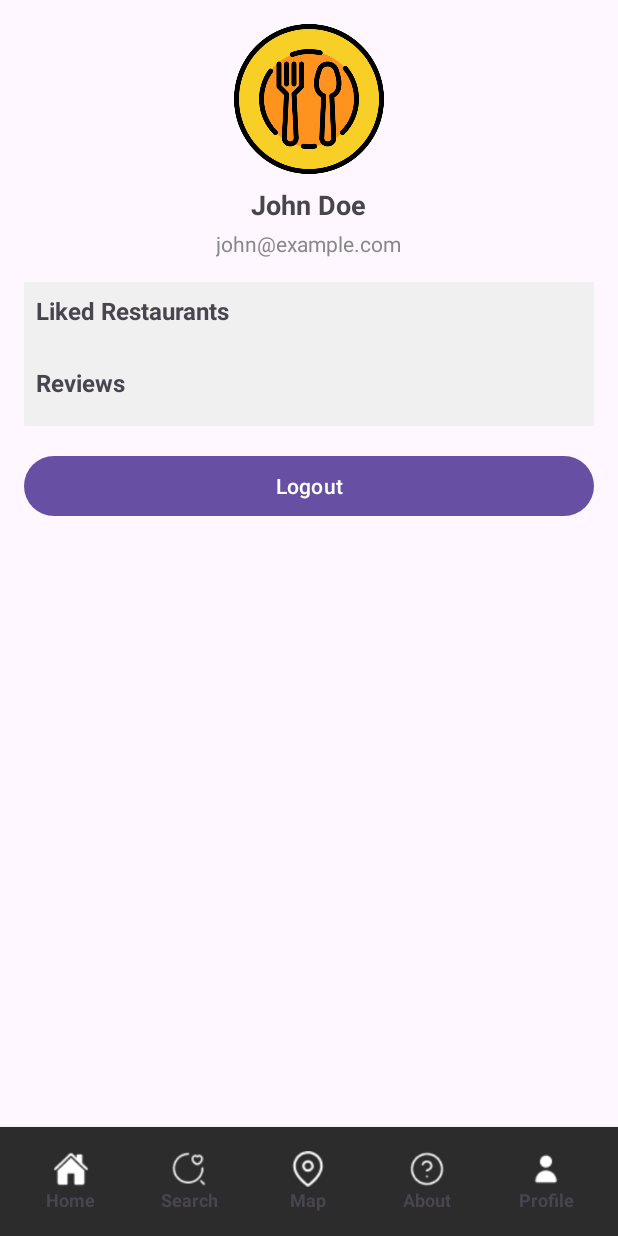
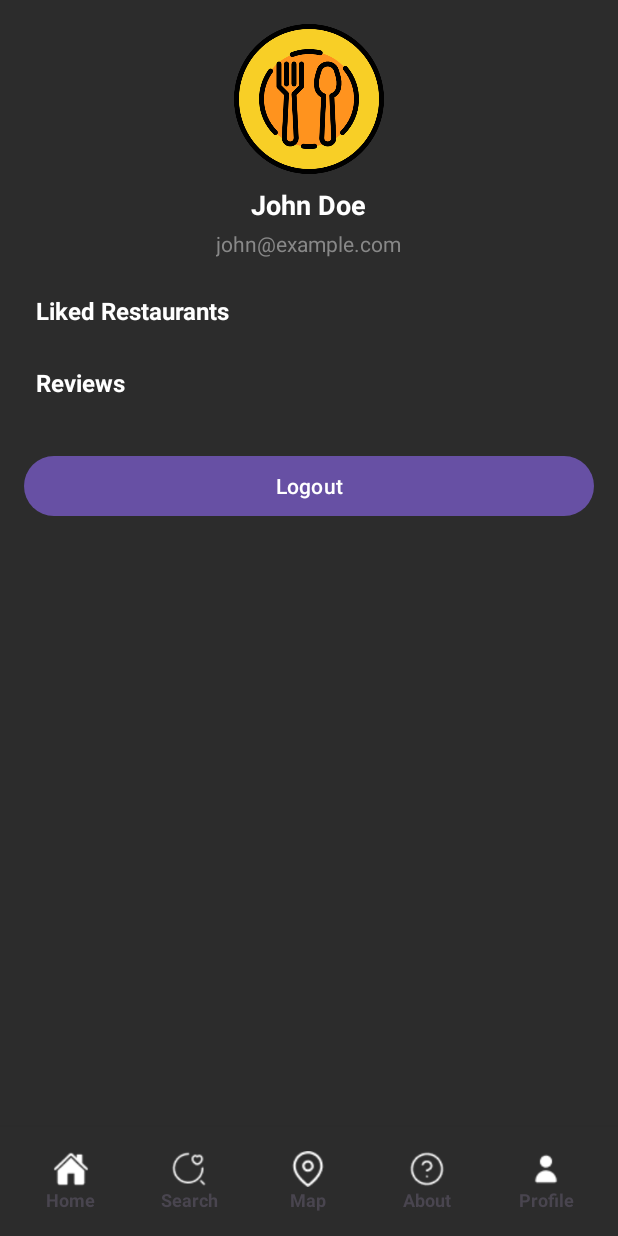
Before and after one commit to Mustafaban/COMP3074-Mobile-Dev-Project, an Android app: the ProfileActivity screen opened directly, with no data from a screen before it, on a phone screen of 412 x 824 dp. Run offline under Robolectric (Android 15) with nearby library versions, the phone set to English and light mode, and no system bars.

Commit message:
ixed consistence in the app theme

```diff
--- a/app/src/main/java/com/example/comp3074_mobile_dev_project/ProfileActivity.java
+++ b/app/src/main/java/com/example/comp3074_mobile_dev_project/ProfileActivity.java
@@ -1,6 +1,7 @@
 package com.example.comp3074_mobile_dev_project;
 
 import android.content.Intent;
+import android.graphics.Color;
 import android.net.Uri;
 import android.os.Bundle;
 import android.view.View;
@@ -48,6 +49,7 @@ public class ProfileActivity extends AppCompatActivity {
             TextView textView = new TextView(this);
             textView.setText(restaurant);
             textView.setTextSize(16);
+            textView.setTextColor(Color.parseColor("#FFFFFF"));
             likedRestaurantsContainer.addView(textView);
         }
 
@@ -57,6 +59,7 @@ public class ProfileActivity extends AppCompatActivity {
             TextView textView = new TextView(this);
             textView.setText(review[0] + ": " + review[1]);
             textView.setTextSize(16);
+            textView.setTextColor(Color.parseColor("#FFFFFF"));
             reviewsContainer.addView(textView);
         }
 
--- a/app/src/main/res/layout/activity_profile.xml
+++ b/app/src/main/res/layout/activity_profile.xml
@@ -2,6 +2,7 @@
     xmlns:tools="http://schemas.android.com/tools"
     android:layout_width="match_parent"
     android:layout_height="match_parent"
+    android:background="#2C2C2C"
     xmlns:app="http://schemas.android.com/apk/res-auto">
 
     <include
@@ -43,6 +44,7 @@
                     android:layout_marginTop="8dp"
                     android:text="John Doe"
                     android:textSize="18sp"
+                    android:textColor="#FFFFFF"
                     android:textStyle="bold" />
 
                 <TextView
@@ -52,6 +54,7 @@
                     android:layout_marginTop="4dp"
                     android:text="john@example.com"
                     android:textSize="14sp"
+
                     android:textColor="#888888" />
             </LinearLayout>
 
@@ -60,11 +63,12 @@
                 android:id="@+id/liked_restaurants_header"
                 android:layout_width="match_parent"
                 android:layout_height="wrap_content"
-                android:background="#f0f0f0"
+                android:background="#2C2C2C"
                 android:minHeight="48dp"
                 android:onClick="toggleLikedRestaurants"
                 android:padding="8dp"
                 android:text="Liked Restaurants"
+                android:textColor="#FFFFFF"
                 android:textSize="16sp"
                 android:textStyle="bold" />
 
@@ -74,6 +78,7 @@
                 android:layout_height="wrap_content"
                 android:orientation="vertical"
                 android:visibility="gone"
+                android:textColor="#FFFFFF"
                 android:padding="8dp">
                 <!-- Dynamically populate liked restaurants -->
             </LinearLayout>
@@ -83,12 +88,13 @@
                 android:id="@+id/reviews_header"
                 android:layout_width="match_parent"
                 android:layout_height="wrap_content"
-                android:background="#f0f0f0"
+                android:background="#2C2C2C"
                 android:minHeight="48dp"
                 android:onClick="toggleReviews"
                 android:padding="8dp"
                 android:text="Reviews"
                 android:textSize="16sp"
+                android:textColor="#FFFFFF"
                 android:textStyle="bold" />
 
             <LinearLayout
@@ -98,6 +104,7 @@
                 android:orientation="vertical"
                 android:visibility="gone"
                 android:padding="8dp">
+
                 <!-- Dynamically populate reviews -->
             </LinearLayout>
 
--- a/app/src/main/res/layout/activity_search.xml
+++ b/app/src/main/res/layout/activity_search.xml
@@ -5,6 +5,7 @@
     android:id="@+id/main"
     android:layout_width="match_parent"
     android:layout_height="match_parent"
+    android:background="#2C2C2C"
     tools:context=".views.search.SearchActivity">
 
     <include
--- a/app/src/main/res/layout/search_item_restaurant.xml
+++ b/app/src/main/res/layout/search_item_restaurant.xml
@@ -3,6 +3,7 @@
     android:layout_width="match_parent"
     android:layout_height="wrap_content"
     android:orientation="horizontal"
+    android:background="#2C2C2C"
     android:padding="8dp">
 
     <ImageView
@@ -23,12 +24,14 @@
             android:layout_width="wrap_content"
             android:layout_height="wrap_content"
             android:textSize="16sp"
+            android:textColor="#FFFFFF"
             android:textStyle="bold" />
 
         <TextView
             android:id="@+id/restaurant_rating"
             android:layout_width="wrap_content"
             android:layout_height="wrap_content"
+            android:textColor="#FFFFFF"
             android:textSize="14sp" />
     </LinearLayout>
 
```
